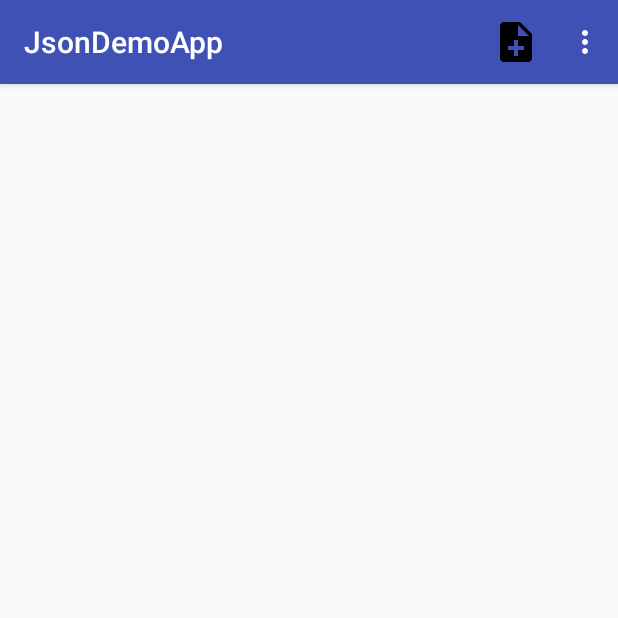
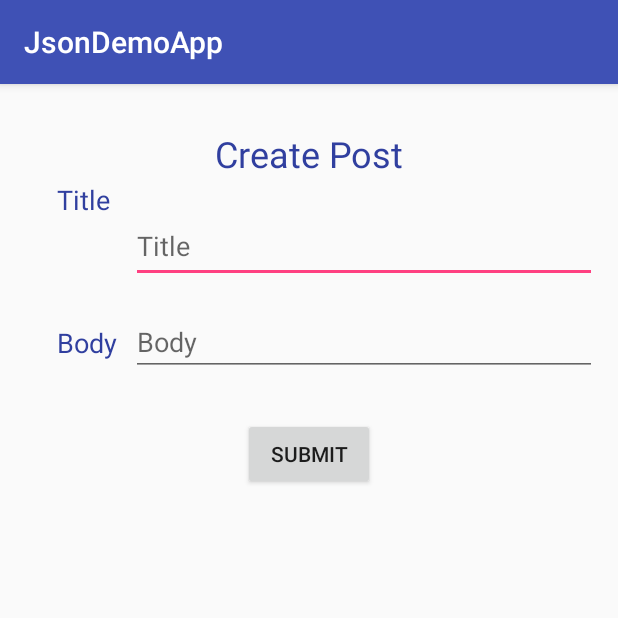
Before and after one commit to sidjain-jecrc/demo_REST_crud, an Android app: the UserPostActivity screen opened directly, with no data from a screen before it, after a tap on "Add Post", on a phone screen of 412 x 824 dp, the top half of it. Run offline under Robolectric (Android 15) with nearby library versions, the phone set to English and light mode, and no system bars; libraries missing offline, so code that uses them is left out: org.json.simple; network calls fail; 1 statement that could not run was skipped.

Commit message:
completed add post functionality

```diff
--- a/app/build.gradle
+++ b/app/build.gradle
@@ -28,6 +28,7 @@ dependencies {
 
     compile group: 'com.squareup.okhttp3', name: 'okhttp', version: '3.2.0'
     compile group: 'com.googlecode.json-simple', name: 'json-simple', version: '1.1'
+    compile group: 'com.fasterxml.jackson.core', name: 'jackson-databind', version: '2.0.1'
     compile 'com.android.support:appcompat-v7:25.2.0'
     compile 'com.android.support.constraint:constraint-layout:1.0.2'
     testCompile 'junit:junit:4.12'
--- a/app/src/main/AndroidManifest.xml
+++ b/app/src/main/AndroidManifest.xml
@@ -18,7 +18,8 @@
                 <category android:name="android.intent.category.LAUNCHER" />
             </intent-filter>
         </activity>
-        <activity android:name=".activities.UserPostActivity"></activity>
+        <activity android:name=".activities.UserPostActivity" />
+        <activity android:name=".activities.AddPostActivity"></activity>
     </application>
 
 </manifest>
--- /dev/null
+++ b/app/src/main/java/com/sid/kubra/jsondemoapp/activities/AddPostActivity.java
@@ -0,0 +1,78 @@
+package com.sid.kubra.jsondemoapp.activities;
+
+import android.os.AsyncTask;
+import android.support.v7.app.AppCompatActivity;
+import android.os.Bundle;
+import android.util.Log;
+import android.view.View;
+import android.widget.Button;
+import android.widget.EditText;
+import android.widget.Toast;
+
+import com.sid.kubra.jsondemoapp.R;
+import com.sid.kubra.jsondemoapp.model.UserPost;
+import com.sid.kubra.jsondemoapp.restclient.JsonPlaceRestClient;
+
+public class AddPostActivity extends AppCompatActivity {
+
+    protected static final String TAG = AddPostActivity.class.getSimpleName();
+
+    EditText txtTitle = null;
+    EditText txtBody = null;
+    Button btnSubmit = null;
+    String userId = null;
+
+    @Override
+    protected void onCreate(Bundle savedInstanceState) {
+        super.onCreate(savedInstanceState);
+        setContentView(R.layout.activity_add_post);
+
+        userId = getIntent().getStringExtra("EXTRA_USER_ID");
+        txtTitle = (EditText) findViewById(R.id.add_post_txt_title);
+        txtBody = (EditText) findViewById(R.id.add_post_txt_body);
+        btnSubmit = (Button) findViewById(R.id.add_post_btn_submit);
+
+        btnSubmit.setOnClickListener(new View.OnClickListener() {
+            @Override
+            public void onClick(View view) {
+                String postTitle = txtTitle.getText().toString();
+                String postBody = txtBody.getText().toString();
+                if (postTitle.equals("") || postBody.equals("")) {
+                    Toast.makeText(AddPostActivity.this, "All fields are compulsory", Toast.LENGTH_SHORT).show();
+                } else {
+                    new AddUserPostTask().execute(userId, postTitle, postBody);
+                }
+            }
+        });
+    }
+
+    private class AddUserPostTask extends AsyncTask<String, Void, UserPost> {
+
+        @Override
+        protected UserPost doInBackground(String... input) {
+
+            String userId = input[0];
+            String title = input[1];
+            String body = input[2];
+
+            UserPost post = new UserPost();
+            post.setUserId(Long.valueOf(userId));
+            post.setTitle(title);
+            post.setBody(body);
+
+            JsonPlaceRestClient client = new JsonPlaceRestClient();
+            UserPost newPost = client.addPost(post);
+            return newPost;
+        }
+
+        protected void onPostExecute(UserPost post) {
+            if (post != null) {
+                long postId = post.getId();
+                Toast.makeText(AddPostActivity.this, "Post successfully added with id:" + postId, Toast.LENGTH_SHORT).show();
+            } else {
+                Log.d(TAG, "add post request failed!!");
+                Toast.makeText(AddPostActivity.this, "add post request failed!!", Toast.LENGTH_SHORT).show();
+            }
+        }
+    }
+}
--- a/app/src/main/java/com/sid/kubra/jsondemoapp/activities/UserPostActivity.java
+++ b/app/src/main/java/com/sid/kubra/jsondemoapp/activities/UserPostActivity.java
@@ -23,8 +23,9 @@ import java.util.List;
 public class UserPostActivity extends AppCompatActivity {
 
     protected static final String TAG = UserPostActivity.class.getSimpleName();
-    ListView list_user_post;
-    ArrayAdapter<UserPost> userPostAdapter;
+    protected ListView list_user_post;
+    protected ArrayAdapter<UserPost> userPostAdapter;
+    protected String userId = null;
 
     @Override
     protected void onCreate(Bundle savedInstanceState) {
@@ -32,7 +33,7 @@ public class UserPostActivity extends AppCompatActivity {
         setContentView(R.layout.activity_user_post);
 
         Intent intent = getIntent();
-        String userId = intent.getStringExtra("EXTRA_USER_ID");
+        userId = intent.getStringExtra("EXTRA_USER_ID");
 
         list_user_post = (ListView) findViewById(R.id.list_user_post);
         if (list_user_post != null) {
@@ -100,6 +101,12 @@ public class UserPostActivity extends AppCompatActivity {
                 userPostAdapter.notifyDataSetChanged();
                 return true;
 
+            case R.id.action_add_post:
+                Intent jumpToAddPost = new Intent(UserPostActivity.this, AddPostActivity.class);
+                jumpToAddPost.putExtra("EXTRA_USER_ID", userId);
+                startActivity(jumpToAddPost);
+                return true;
+
             default:
                 return super.onOptionsItemSelected(item);
         }
--- /dev/null
+++ b/app/src/main/res/layout/activity_add_post.xml
@@ -0,0 +1,102 @@
+<?xml version="1.0" encoding="utf-8"?>
+<android.support.constraint.ConstraintLayout xmlns:android="http://schemas.android.com/apk/res/android"
+    xmlns:app="http://schemas.android.com/apk/res-auto"
+    xmlns:tools="http://schemas.android.com/tools"
+    android:layout_width="match_parent"
+    android:layout_height="match_parent"
+    tools:context="com.sid.kubra.jsondemoapp.activities.AddPostActivity">
+
+    <TextView
+        android:id="@+id/add_post_lbl_title"
+        android:layout_width="wrap_content"
+        android:layout_height="wrap_content"
+        android:text="Title"
+        android:textColor="@color/colorPrimaryDark"
+        android:textSize="18sp"
+        android:layout_marginStart="38dp"
+        app:layout_constraintBaseline_toBaselineOf="@+id/add_post_txt_title"
+        tools:layout_constraintBaseline_creator="1"
+        tools:layout_constraintLeft_creator="1"
+        app:layout_constraintLeft_toLeftOf="parent"
+        android:layout_marginLeft="38dp" />
+
+    <TextView
+        android:id="@+id/add_post_lbl_body"
+        android:layout_width="wrap_content"
+        android:layout_height="wrap_content"
+        android:text="Body"
+        android:textColor="@color/colorPrimaryDark"
+        android:textSize="18sp"
+        app:layout_constraintRight_toLeftOf="@+id/add_post_txt_body"
+        tools:layout_constraintTop_creator="1"
+        tools:layout_constraintRight_creator="1"
+        android:layout_marginEnd="9dp"
+        android:layout_marginTop="160dp"
+        app:layout_constraintTop_toTopOf="parent"
+        android:layout_marginRight="9dp" />
+
+    <TextView
+        android:id="@+id/add_post_lbl_heading"
+        android:layout_width="wrap_content"
+        android:layout_height="wrap_content"
+        android:text="Create Post"
+        android:textColor="@color/colorPrimaryDark"
+        android:textSize="24sp"
+        tools:layout_constraintTop_creator="1"
+        tools:layout_constraintRight_creator="1"
+        app:layout_constraintRight_toRightOf="parent"
+        android:layout_marginTop="30dp"
+        tools:layout_constraintLeft_creator="1"
+        app:layout_constraintLeft_toLeftOf="parent"
+        app:layout_constraintTop_toTopOf="parent" />
+
+    <EditText
+        android:id="@+id/add_post_txt_title"
+        android:layout_width="0dp"
+        android:layout_height="0dp"
+        android:ems="10"
+        android:hint="@string/add_post_hint_title"
+        android:inputType="textPersonName"
+        tools:layout_constraintTop_creator="1"
+        tools:layout_constraintRight_creator="1"
+        tools:layout_constraintBottom_creator="1"
+        android:layout_marginStart="14dp"
+        app:layout_constraintBottom_toBottomOf="@+id/add_post_lbl_body"
+        android:layout_marginEnd="14dp"
+        app:layout_constraintRight_toRightOf="parent"
+        android:layout_marginTop="54dp"
+        tools:layout_constraintLeft_creator="1"
+        android:layout_marginBottom="52dp"
+        app:layout_constraintTop_toTopOf="@+id/add_post_lbl_heading"
+        app:layout_constraintLeft_toRightOf="@+id/add_post_lbl_title"
+        android:layout_marginLeft="14dp"
+        android:layout_marginRight="14dp" />
+
+    <EditText
+        android:id="@+id/add_post_txt_body"
+        android:layout_width="0dp"
+        android:layout_height="42dp"
+        android:ems="10"
+        android:hint="@string/add_post_hint_body"
+        android:inputType="textPersonName"
+        tools:layout_constraintTop_creator="1"
+        tools:layout_constraintRight_creator="1"
+        app:layout_constraintRight_toRightOf="@+id/add_post_txt_title"
+        android:layout_marginTop="20dp"
+        app:layout_constraintTop_toBottomOf="@+id/add_post_txt_title"
+        tools:layout_constraintLeft_creator="1"
+        app:layout_constraintLeft_toLeftOf="@+id/add_post_txt_title" />
+
+    <Button
+        android:id="@+id/add_post_btn_submit"
+        android:layout_width="wrap_content"
+        android:layout_height="wrap_content"
+        android:layout_marginTop="28dp"
+        android:text="Submit"
+        app:layout_constraintLeft_toLeftOf="parent"
+        app:layout_constraintRight_toRightOf="parent"
+        app:layout_constraintTop_toBottomOf="@+id/add_post_txt_body"
+        tools:layout_constraintLeft_creator="1"
+        tools:layout_constraintRight_creator="1"
+        tools:layout_constraintTop_creator="1" />
+</android.support.constraint.ConstraintLayout>
--- a/app/src/main/res/menu/menu_post.xml
+++ b/app/src/main/res/menu/menu_post.xml
@@ -3,7 +3,7 @@
     xmlns:app="http://schemas.android.com/apk/res-auto">
 
     <item
-        android:id="@+id/action_favorite"
+        android:id="@+id/action_add_post"
         android:icon="@drawable/ic_note_add_black_48dp"
         android:title="@string/menu_post_add"
         app:showAsAction="always"/>
--- a/app/src/main/res/values/strings.xml
+++ b/app/src/main/res/values/strings.xml
@@ -7,4 +7,6 @@
     <string name="menu_post_sort_asc">Sort Ascending</string>
     <string name="menu_post_sort_desc">Sort Descending</string>
     <string name="menu_post_add">Add Post</string>
+    <string name="add_post_hint_title">Title</string>
+    <string name="add_post_hint_body">Body</string>
 </resources>
```
Also changed, not shown: app/src/main/java/com/sid/kubra/jsondemoapp/model/UserPost.java (+20 -7 lines), app/src/main/java/com/sid/kubra/jsondemoapp/restclient/JsonPlaceRestClient.java (+54 -2 lines).
